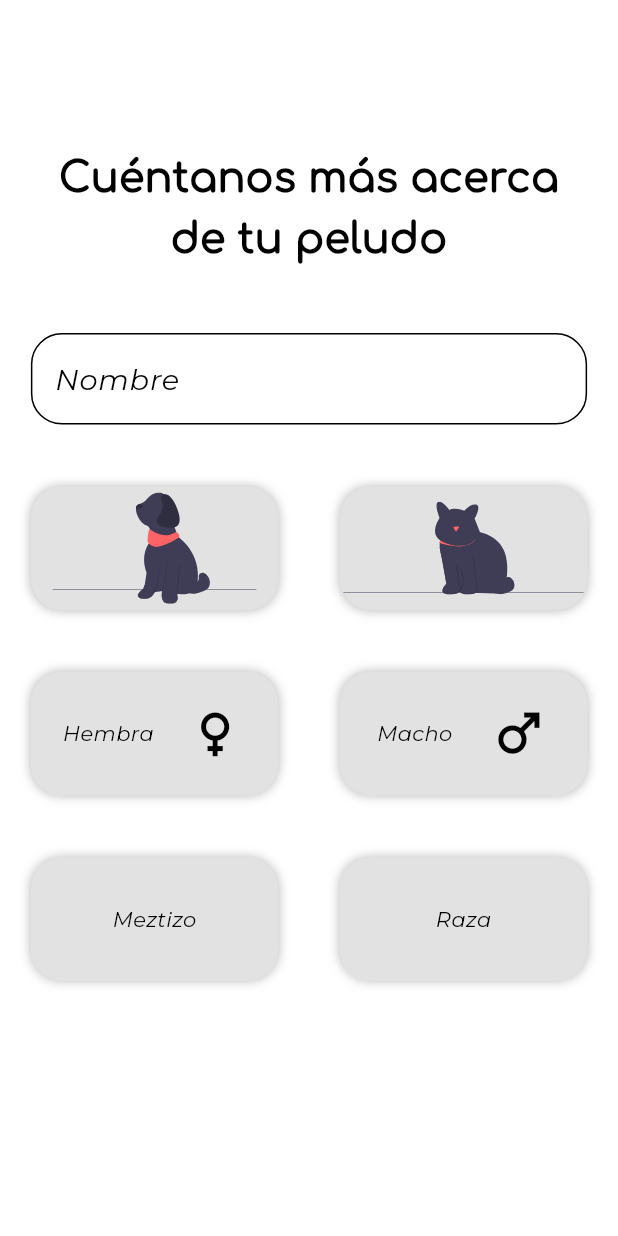
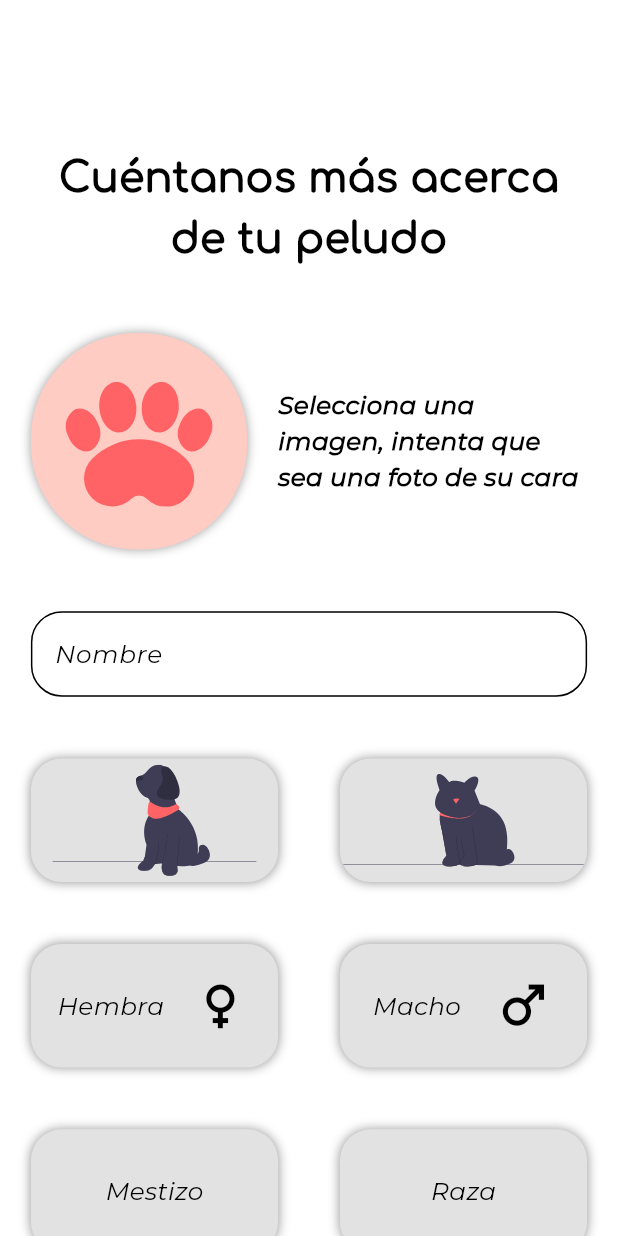
Before and after one commit to PettoORG/petto_app, a Flutter app: the PetRegisterScreen screen opened by its route, on a phone screen of 412 x 824 dp. Run offline on Flutter 3.47's test engine with Material 2 defaults, Android fonts, the light colour scheme and no system bars; our stand-ins replace flutter_animate, flutter_svg, go_router, shared_preferences, sizer; accounts and stored records are empty; generated files the repository leaves out were written again; project files that could hold a hidden picture were left out.

Commit message:
pet-register screen implemented

```diff
--- a/lib/UI/screens/onboarding_screen.dart
+++ b/lib/UI/screens/onboarding_screen.dart
@@ -83,7 +83,7 @@ class _OnboardingScreenState extends State<OnboardingScreen> {
                         ? TextButton(
                             onPressed: () {
                               LocalStorage.prefs.setBool('showOnboarding', false);
-                              return context.pushReplacement('/home');
+                              return context.pushReplacementNamed('pet-register');
                             },
                             child: Text(AppLocalizations.of(context)!.skip))
                         : IconButton(
@@ -116,7 +116,7 @@ class _OnboardingScreenState extends State<OnboardingScreen> {
                         ? TextButton(
                             onPressed: () {
                               LocalStorage.prefs.setBool('showOnboarding', false);
-                              return context.pushReplacement('/home/pet-register');
+                              return context.pushReplacementNamed('pet-register');
                             },
                             child: Text(AppLocalizations.of(context)!.letsGo))
                         : IconButton(
--- a/lib/UI/screens/pet_register.dart
+++ b/lib/UI/screens/pet_register.dart
@@ -1,5 +1,9 @@
 import 'package:flutter/material.dart';
+import 'package:flutter/services.dart';
 import 'package:flutter_svg/flutter_svg.dart';
+import 'package:go_router/go_router.dart';
+import 'package:intl/intl.dart';
+import 'package:petto_app/UI/widgets/widgets.dart';
 import 'package:sizer/sizer.dart';
 import 'package:flutter_gen/gen_l10n/app_localizations.dart';
 
@@ -21,13 +25,55 @@ class PetRegisterScreen extends StatelessWidget {
                   SizedBox(height: 10.h),
                   const _Title(),
                   SizedBox(height: 5.h),
+                  const _PetAvatar(),
+                  SizedBox(height: 5.h),
                   const _PetNameSection(),
                   SizedBox(height: 5.h),
-                  const _PetSpeciesSection(),
+                  _DefaultSection(
+                    firstCardChild: Center(
+                      child: SvgPicture.asset(
+                        'assets/dog.svg',
+                        height: 18.w,
+                      ),
+                    ),
+                    secondCardChild: Center(
+                      child: SvgPicture.asset(
+                        'assets/cat.svg',
+                        height: 15.w,
+                      ),
+                    ),
+                  ),
                   SizedBox(height: 5.h),
-                  const _PetGenderSection(),
+                  _DefaultSection(
+                    firstCardChild: Row(
+                      mainAxisAlignment: MainAxisAlignment.spaceEvenly,
+                      children: [
+                        Text(AppLocalizations.of(context)!.female, style: Theme.of(context).textTheme.bodyMedium),
+                        const Icon(Icons.female),
+                      ],
+                    ),
+                    secondCardChild: Row(
+                      mainAxisAlignment: MainAxisAlignment.spaceEvenly,
+                      children: [
+                        Text(AppLocalizations.of(context)!.male, style: Theme.of(context).textTheme.bodyMedium),
+                        const Icon(Icons.male),
+                      ],
+                    ),
+                  ),
                   SizedBox(height: 5.h),
-                  const _PetBreedSection()
+                  _DefaultSection(
+                    firstCardChild: Center(
+                        child: Text(AppLocalizations.of(context)!.mutt, style: Theme.of(context).textTheme.bodyMedium)),
+                    secondCardChild: Center(
+                        child: Text(AppLocalizations.of(context)!.purebred,
+                            style: Theme.of(context).textTheme.bodyMedium)),
+                  ),
+                  SizedBox(height: 5.h),
+                  const _BirthPetPicker(),
+                  SizedBox(height: 5.h),
+                  const _PetWeightSection(),
+                  SizedBox(height: 5.h),
+                  const _SaveButton()
                 ],
               ),
             )
@@ -38,176 +84,188 @@ class PetRegisterScreen extends StatelessWidget {
   }
 }
 
+class _SaveButton extends StatelessWidget {
+  const _SaveButton();
+
+  @override
+  Widget build(BuildContext context) {
+    return OutlinedButton(
+        onPressed: () {
+          context.pushReplacementNamed('home');
+        },
+        style: OutlinedButton.styleFrom(
+          fixedSize: Size(70.w, 6.h),
+        ),
+        child: Text(AppLocalizations.of(context)!.next));
+  }
+}
+
+class _PetWeightSection extends StatelessWidget {
+  const _PetWeightSection();
+
+  @override
+  Widget build(BuildContext context) {
+    return Row(
+      children: [
+        SizedBox(
+          width: 27.w,
+          child: TextFormField(
+            inputFormatters: [LengthLimitingTextInputFormatter(3)],
+            style: Theme.of(context).inputDecorationTheme.labelStyle,
+            keyboardType: TextInputType.number,
+            textAlign: TextAlign.center,
+            decoration: const InputDecoration(
+              suffixIcon: Center(
+                widthFactor: 1,
+                child: Text(
+                  'Kg',
+                  style: TextStyle(fontSize: 20),
+                ),
+              ),
+            ),
+          ),
+        ),
+        SizedBox(width: 8.w),
+        Flexible(
+            child: Text(
+          AppLocalizations.of(context)!.enterYourPetsWeight,
+          style: Theme.of(context).textTheme.bodyMedium!.copyWith(fontWeight: FontWeight.bold),
+          overflow: TextOverflow.ellipsis,
+          maxLines: 3,
+          textAlign: TextAlign.justify,
+        ))
+      ],
+    );
+  }
+}
+
+class _BirthPetPicker extends StatelessWidget {
+  const _BirthPetPicker();
+
+  @override
+  Widget build(BuildContext context) {
+    TextEditingController dateController = TextEditingController();
+    return TextFormField(
+      style: Theme.of(context).inputDecorationTheme.labelStyle,
+      controller: dateController,
+      readOnly: true,
+      onTap: () async {
+        DateTime? selectedDate = await showDatePicker(
+          context: context,
+          initialDate: DateTime.now(),
+          firstDate: DateTime(1980),
+          lastDate: DateTime.now(),
+        );
+        if (selectedDate != null) {
+          String formattedDate = DateFormat('yyyy-MM-dd').format(selectedDate);
+          dateController.text = formattedDate;
+        }
+      },
+      decoration: InputDecoration(label: Text(AppLocalizations.of(context)!.petDateOfBirth)),
+    );
+  }
+}
+
+class _PetAvatar extends StatelessWidget {
+  const _PetAvatar();
+
+  @override
+  Widget build(BuildContext context) {
+    return Row(
+      children: [
+        Container(
+          height: 35.w,
+          width: 35.w,
+          decoration: BoxDecoration(
+            color: Theme.of(context).colorScheme.primaryContainer,
+            borderRadius: BorderRadius.circular(17.w),
+            boxShadow: [
+              BoxShadow(blurRadius: 5, color: Theme.of(context).colorScheme.shadow, offset: const Offset(0, 0))
+            ],
+          ),
+          child: Center(
+            child: SvgPicture.asset(
+              'assets/petto.svg',
+              height: 32.w,
+              colorFilter: ColorFilter.mode(Theme.of(context).colorScheme.primary, BlendMode.srcIn),
+            ),
+          ),
+        ),
+        SizedBox(width: 5.w),
+        Flexible(
+          child: Text(
+            AppLocalizations.of(context)!.imageOfYourPet,
+            style: Theme.of(context).textTheme.bodyMedium!.copyWith(fontWeight: FontWeight.bold),
+            maxLines: 3,
+            overflow: TextOverflow.ellipsis,
+          ),
+        )
+      ],
+    );
+  }
+}
+
+class _DefaultSection extends StatefulWidget {
+  final Widget? firstCardChild;
+  final Widget? secondCardChild;
+  const _DefaultSection({this.firstCardChild, this.secondCardChild});
+
+  @override
+  State<_DefaultSection> createState() => __DefaultSectionState();
+}
+
+class __DefaultSectionState extends State<_DefaultSection> {
+  late Color _firstCardColor = Theme.of(context).colorScheme.surfaceVariant;
+  late Color _secondCardColor = Theme.of(context).colorScheme.surfaceVariant;
+
+  @override
+  Widget build(BuildContext context) {
+    return Row(
+      children: [
+        CardOption(
+          color: _firstCardColor,
+          onTap: () {
+            setState(() {
+              _firstCardColor = Theme.of(context).colorScheme.primaryContainer;
+              _secondCardColor = Theme.of(context).colorScheme.surfaceVariant;
+            });
+          },
+          borderColor: (_firstCardColor == Theme.of(context).colorScheme.primaryContainer)
+              ? Theme.of(context).colorScheme.primary
+              : null,
+          child: widget.firstCardChild,
+        ),
+        const Spacer(),
+        CardOption(
+          color: _secondCardColor,
+          onTap: () {
+            setState(() {
+              _firstCardColor = Theme.of(context).colorScheme.surfaceVariant;
+              _secondCardColor = Theme.of(context).colorScheme.primaryContainer;
+            });
+          },
+          borderColor: (_secondCardColor == Theme.of(context).colorScheme.primaryContainer)
+              ? Theme.of(context).colorScheme.primary
+              : null,
+          child: widget.secondCardChild,
+        ),
+      ],
+    );
+  }
+}
+
 class _PetNameSection extends StatelessWidget {
   const _PetNameSection();
 
   @override
   Widget build(BuildContext context) {
     return TextFormField(
+      style: Theme.of(context).inputDecorationTheme.labelStyle,
       autocorrect: false,
       onTapOutside: (event) => FocusScope.of(context).unfocus(),
       decoration: InputDecoration(
         label: Text(AppLocalizations.of(context)!.name),
       ),
-    );
-  }
-}
-
-class _PetBreedSection extends StatefulWidget {
-  const _PetBreedSection();
-
-  @override
-  State<_PetBreedSection> createState() => _PetBreedSectionState();
-}
-
-class _PetBreedSectionState extends State<_PetBreedSection> {
-  late Color mutt = Theme.of(context).colorScheme.surfaceVariant;
-  late Color purebred = Theme.of(context).colorScheme.surfaceVariant;
-  @override
-  Widget build(BuildContext context) {
-    return Row(
-      children: [
-        _CardOption(
-          color: mutt,
-          borderColor: (mutt == Theme.of(context).colorScheme.secondaryContainer)
-              ? Theme.of(context).colorScheme.secondary
-              : null,
-          onTap: () {
-            setState(() {
-              mutt = Theme.of(context).colorScheme.secondaryContainer;
-              purebred = Theme.of(context).colorScheme.surfaceVariant;
-            });
-          },
-          child: Center(child: Text(AppLocalizations.of(context)!.mutt)),
-        ),
-        const Spacer(),
-        _CardOption(
-          color: purebred,
-          borderColor: (purebred == Theme.of(context).colorScheme.secondaryContainer)
-              ? Theme.of(context).colorScheme.secondary
-              : null,
-          onTap: () {
-            setState(() {
-              mutt = Theme.of(context).colorScheme.surfaceVariant;
-              purebred = Theme.of(context).colorScheme.secondaryContainer;
-            });
-          },
-          child: Center(child: Text(AppLocalizations.of(context)!.purebred)),
-        ),
-      ],
-    );
-  }
-}
-
-class _PetSpeciesSection extends StatefulWidget {
-  const _PetSpeciesSection();
-
-  @override
-  State<_PetSpeciesSection> createState() => _PetSpeciesSectionState();
-}
-
-class _PetSpeciesSectionState extends State<_PetSpeciesSection> {
-  late Color dogColor = Theme.of(context).colorScheme.surfaceVariant;
-  late Color catColor = Theme.of(context).colorScheme.surfaceVariant;
-  @override
-  Widget build(BuildContext context) {
-    return Row(
-      children: [
-        _CardOption(
-          color: dogColor,
-          borderColor: (dogColor == Theme.of(context).colorScheme.primaryContainer)
-              ? Theme.of(context).colorScheme.primary
-              : null,
-          onTap: () {
-            setState(() {
-              catColor = Theme.of(context).colorScheme.surfaceVariant;
-              dogColor = Theme.of(context).colorScheme.primaryContainer;
-            });
-          },
-          child: Center(
-            child: SvgPicture.asset(
-              'assets/dog.svg',
-              height: 18.w,
-            ),
-          ),
-        ),
-        const Spacer(),
-        _CardOption(
-          color: catColor,
-          borderColor: (catColor == Theme.of(context).colorScheme.primaryContainer)
-              ? Theme.of(context).colorScheme.primary
-              : null,
-          onTap: () {
-            setState(() {
-              catColor = Theme.of(context).colorScheme.primaryContainer;
-              dogColor = Theme.of(context).colorScheme.surfaceVariant;
-            });
-          },
-          child: Center(
-            child: SvgPicture.asset(
-              'assets/cat.svg',
-              height: 15.w,
-            ),
-          ),
-        ),
-      ],
-    );
-  }
-}
-
-class _PetGenderSection extends StatefulWidget {
-  const _PetGenderSection();
-
-  @override
-  State<_PetGenderSection> createState() => __PetGenderSectionState();
-}
-
-class __PetGenderSectionState extends State<_PetGenderSection> {
-  late Color female = Theme.of(context).colorScheme.surfaceVariant;
-  late Color male = Theme.of(context).colorScheme.surfaceVariant;
-  @override
-  Widget build(BuildContext context) {
-    return Row(
-      children: [
-        _CardOption(
-          color: female,
-          borderColor: (female == Theme.of(context).colorScheme.tertiaryContainer)
-              ? Theme.of(context).colorScheme.tertiary
-              : null,
-          onTap: () {
-            setState(() {
-              female = Theme.of(context).colorScheme.tertiaryContainer;
-              male = Theme.of(context).colorScheme.surfaceVariant;
-            });
-          },
-          child: Row(
-            mainAxisAlignment: MainAxisAlignment.spaceEvenly,
-            children: [
-              Text(AppLocalizations.of(context)!.female),
-              const Icon(Icons.female),
-            ],
-          ),
-        ),
-        const Spacer(),
-        _CardOption(
-          color: male,
-          borderColor:
-              (male == Theme.of(context).colorScheme.tertiaryContainer) ? Theme.of(context).colorScheme.tertiary : null,
-          onTap: () {
-            setState(() {
-              female = Theme.of(context).colorScheme.surfaceVariant;
-              male = Theme.of(context).colorScheme.tertiaryContainer;
-            });
-          },
-          child: Row(
-            mainAxisAlignment: MainAxisAlignment.spaceEvenly,
-            children: [
-              Text(AppLocalizations.of(context)!.male),
-              const Icon(Icons.male),
-            ],
-          ),
-        ),
-      ],
     );
   }
 }
@@ -224,38 +282,3 @@ class _Title extends StatelessWidget {
     );
   }
 }
-
-class _CardOption extends StatelessWidget {
-  final Function()? onTap;
-  final Color color;
-  final Color? borderColor;
-  final Widget? child;
-
-  const _CardOption({
-    this.onTap,
-    required this.color,
-    this.child,
-    this.borderColor, // No es necesario el "required" aquí
-  });
-
-  @override
-  Widget build(BuildContext context) {
-    return InkWell(
-      onTap: onTap,
-      borderRadius: BorderRadius.circular(5.w),
-      child: Ink(
-        height: 10.h,
-        width: 40.w,
-        decoration: BoxDecoration(
-          color: color,
-          borderRadius: BorderRadius.circular(5.w),
-          border: Border.all(color: borderColor ?? Colors.transparent),
-          boxShadow: [
-            BoxShadow(blurRadius: 5, color: Theme.of(context).colorScheme.shadow, offset: const Offset(0, 0))
-          ],
-        ),
-        child: child,
-      ),
-    );
-  }
-}
--- /dev/null
+++ b/lib/UI/widgets/onboarding_card_option.dart
@@ -0,0 +1,38 @@
+import 'package:flutter/material.dart';
+import 'package:sizer/sizer.dart';
+
+class CardOption extends StatelessWidget {
+  final Function()? onTap;
+  final Color color;
+  final Color? borderColor;
+  final Widget? child;
+
+  const CardOption({
+    super.key,
+    this.onTap,
+    required this.color,
+    this.child,
+    this.borderColor, // No es necesario el "required" aquí
+  });
+
+  @override
+  Widget build(BuildContext context) {
+    return InkWell(
+      onTap: onTap,
+      borderRadius: BorderRadius.circular(5.w),
+      child: Ink(
+        height: 10.h,
+        width: 40.w,
+        decoration: BoxDecoration(
+          color: color,
+          borderRadius: BorderRadius.circular(5.w),
+          border: Border.all(color: borderColor ?? Colors.transparent),
+          boxShadow: [
+            BoxShadow(blurRadius: 5, color: Theme.of(context).colorScheme.shadow, offset: const Offset(0, 0))
+          ],
+        ),
+        child: child,
+      ),
+    );
+  }
+}
--- a/lib/UI/widgets/widgets.dart
+++ b/lib/UI/widgets/widgets.dart
@@ -0,0 +1 @@
+export 'package:petto_app/UI/widgets/onboarding_card_option.dart';
--- a/lib/config/constants/colors.dart
+++ b/lib/config/constants/colors.dart
@@ -3,11 +3,11 @@ import 'package:flutter/material.dart';
 const Color lightBackground = Color(0xFFffffff);
 const Color lightPrimary = Color(0xFFff6366);
 const Color lightPrimaryContainer = Color(0xFFffccc4);
-const Color lightSurface = Color(0xFFde283b);
+const Color lightSurface = Color(0xFFff6366);
 const Color lightSurfaceVariant = Color(0xFFE2E2E2);
 const Color lightSecondary = Color(0xFF25b1bf);
 const Color lightSecondaryContainer = Color.fromARGB(255, 118, 244, 255);
 const Color lightTertiary = Color(0xFF62D44E);
 const Color lightTertiaryContainer = Color(0xFFC0FFB5);
 const Color lightIconColor = Color(0xFF000000);
-const Color lightShadowColor = Colors.black26;
+const Color lightShadowColor = Colors.black38;
--- a/lib/config/router/app_router.dart
+++ b/lib/config/router/app_router.dart
@@ -1,18 +1,16 @@
 import 'package:go_router/go_router.dart';
 import 'package:petto_app/UI/screens/screens.dart';
 
-final appRouter = GoRouter(initialLocation: '/splash', routes: [
+final appRouter = GoRouter(initialLocation: '/onboarding', routes: [
   GoRoute(
     path: '/home',
     name: HomeScreen.name,
     builder: (context, state) => const HomeScreen(),
-    routes: [
-      GoRoute(
-        path: 'pet-register',
-        name: PetRegisterScreen.name,
-        builder: (context, state) => const PetRegisterScreen(),
-      ),
-    ],
+  ),
+  GoRoute(
+    path: '/pet-register',
+    name: PetRegisterScreen.name,
+    builder: (context, state) => const PetRegisterScreen(),
   ),
   GoRoute(
     path: '/onboarding',
--- a/lib/config/theme/app_theme.dart
+++ b/lib/config/theme/app_theme.dart
@@ -25,6 +25,18 @@ class AppTheme {
             iconColor: const MaterialStatePropertyAll(lightIconColor),
           ),
         ),
+        outlinedButtonTheme: OutlinedButtonThemeData(
+          style: OutlinedButton.styleFrom(
+              elevation: 10,
+              disabledBackgroundColor: lightSurfaceVariant,
+              backgroundColor: lightPrimary,
+              shadowColor: lightShadowColor,
+              textStyle: TextStyle(fontSize: 13.sp),
+              shape: RoundedRectangleBorder(borderRadius: BorderRadius.circular(5.w)),
+              side: const BorderSide(color: lightPrimary),
+              foregroundColor: Colors.white),
+        ),
+        datePickerTheme: const DatePickerThemeData(backgroundColor: lightPrimaryContainer),
         textButtonTheme: TextButtonThemeData(
           style: ButtonStyle(
             textStyle: MaterialStatePropertyAll(
@@ -34,15 +46,18 @@ class AppTheme {
         ),
         iconTheme: IconThemeData(color: lightIconColor, size: 10.w),
         inputDecorationTheme: InputDecorationTheme(
+          labelStyle: TextStyle(fontSize: 12.sp),
           border: OutlineInputBorder(
             borderRadius: BorderRadius.circular(5.w),
             borderSide: const BorderSide(),
           ),
         ),
         textTheme: TextTheme(
-            titleLarge: TextStyle(fontSize: 25.sp, fontWeight: FontWeight.bold, fontFamily: 'Comfortaa'),
-            titleMedium: TextStyle(fontSize: 20.sp, fontWeight: FontWeight.bold, fontFamily: 'Comfortaa'),
-            bodyLarge: TextStyle(fontSize: 14.sp)),
+          titleLarge: TextStyle(fontSize: 25.sp, fontWeight: FontWeight.bold, fontFamily: 'Comfortaa'),
+          titleMedium: TextStyle(fontSize: 20.sp, fontWeight: FontWeight.bold, fontFamily: 'Comfortaa'),
+          bodyLarge: TextStyle(fontSize: 14.sp),
+          bodyMedium: TextStyle(fontSize: 12.sp),
+        ),
       );
   static ThemeData darkTheme() => ThemeData(scaffoldBackgroundColor: Colors.grey);
 }
--- a/lib/l10n/app_en.arb
+++ b/lib/l10n/app_en.arb
@@ -8,6 +8,10 @@
     "name": "Name",
     "female": "Female",
     "male": "Male",
+    "enterYourPetsWeight": "Enter your pet's weight in kilograms",
+    "petDateOfBirth": "Date of birth",
+    "imageOfYourPet": "Select an image, try to make it a photo of their face",
+    "next": "Continue",
     "aboutYourPet": "Tell us more about your furry friend",
     "letsGo": "lets go",
     "pettoHelpsYourPet": "Petto helps ensure your pet is healthy, happy, and well-cared for.",
--- a/lib/l10n/app_es.arb
+++ b/lib/l10n/app_es.arb
@@ -3,11 +3,15 @@
     "yourWellCaredPet": "Tu mascota, bien cuidada",
     "pettips": "Pettips",
     "skip": "saltar",
-    "mutt": "Meztizo",
+    "mutt": "Mestizo",
     "purebred": "Raza",
     "name": "Nombre",
     "female": "Hembra",
     "male": "Macho",
+    "enterYourPetsWeight": "Ingresa el peso de tu mascota en kilogramos",
+    "petDateOfBirth": "Fecha de nacimiento",
+    "imageOfYourPet": "Selecciona una imagen, intenta que sea una foto de su cara",
+    "next": "Continuar",
     "aboutYourPet": "Cuéntanos más acerca de tu peludo",
     "letsGo": "vamos",
     "pettoHelpsYourPet": "Petto te ayuda a que tu mascota esté sana, feliz y bien cuidada.",
```
Also changed, not shown: lib/UI/screens/splash_screen.dart (+6 -7 lines).
